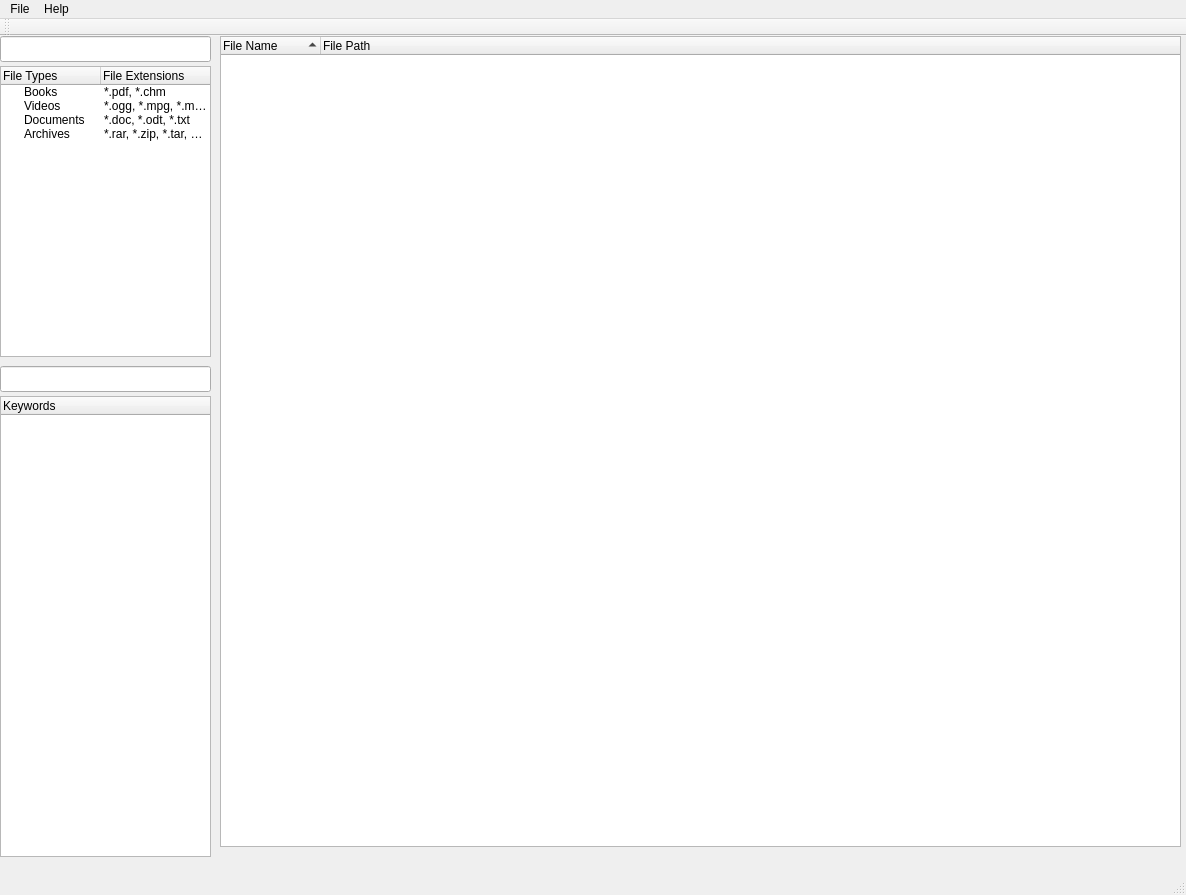
mengu/DesktopOrganizer, file organizer.ui: the form before one commit.
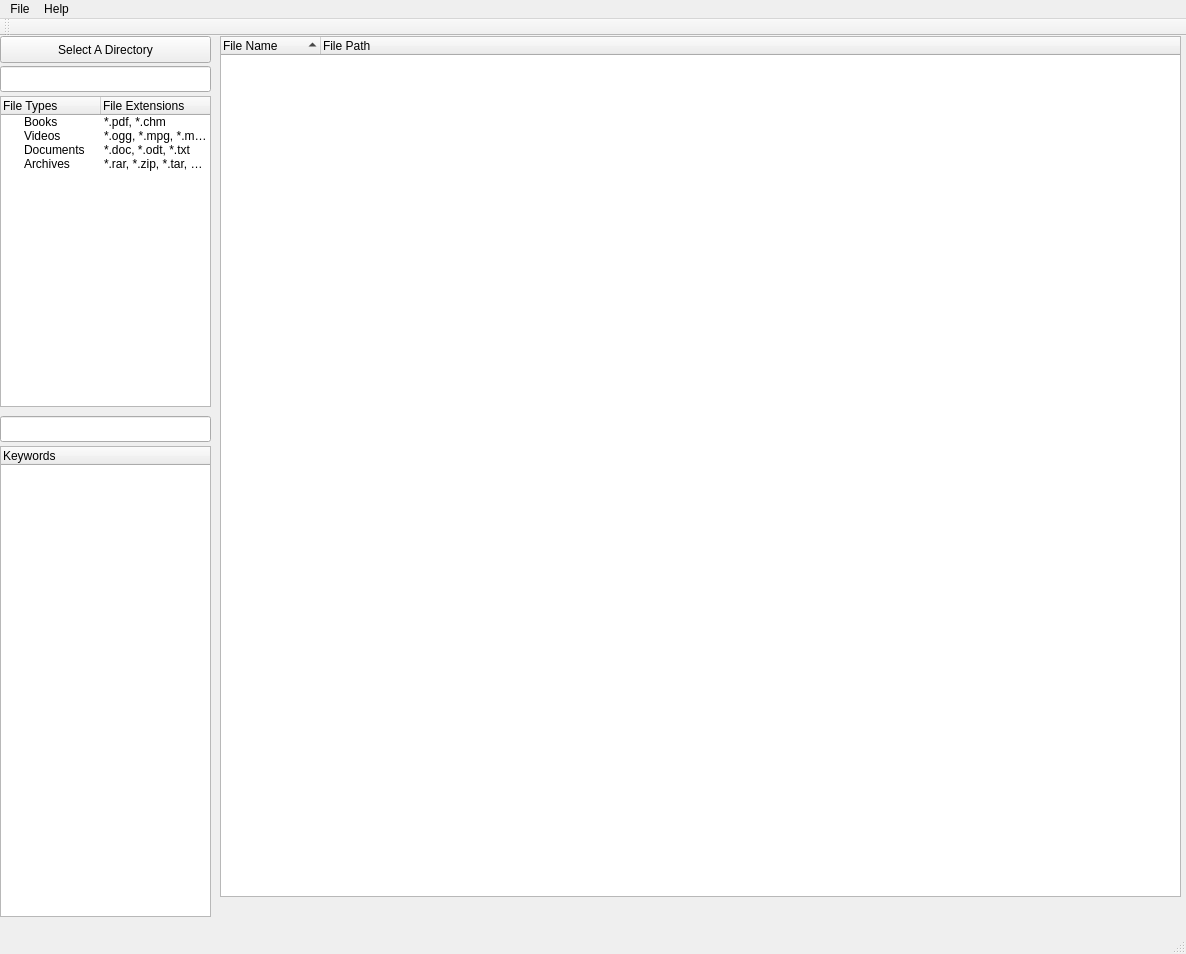
The form after the commit.

Commit message: Added QFileDialog for setting the base directory instead of writing to QTextEdit.

Diff of the .ui file:
```diff
--- a/organizer.ui
+++ b/organizer.ui
@@ -7,7 +7,7 @@
     <x>0</x>
     <y>0</y>
     <width>1186</width>
-    <height>895</height>
+    <height>954</height>
    </rect>
   </property>
   <property name="windowTitle">
@@ -18,9 +18,9 @@
     <property name="geometry">
      <rect>
       <x>0</x>
-      <y>30</y>
+      <y>60</y>
       <width>211</width>
-      <height>291</height>
+      <height>311</height>
      </rect>
     </property>
     <column>
@@ -70,7 +70,7 @@
     <property name="geometry">
      <rect>
       <x>0</x>
-      <y>0</y>
+      <y>30</y>
       <width>211</width>
       <height>26</height>
      </rect>
@@ -80,7 +80,7 @@
     <property name="geometry">
      <rect>
       <x>0</x>
-      <y>330</y>
+      <y>380</y>
       <width>211</width>
       <height>26</height>
      </rect>
@@ -90,9 +90,9 @@
     <property name="geometry">
      <rect>
       <x>0</x>
-      <y>360</y>
+      <y>410</y>
       <width>211</width>
-      <height>461</height>
+      <height>471</height>
      </rect>
     </property>
     <property name="contextMenuPolicy">
@@ -113,7 +113,7 @@
       <x>220</x>
       <y>0</y>
       <width>961</width>
-      <height>811</height>
+      <height>861</height>
      </rect>
     </property>
     <property name="contextMenuPolicy">
@@ -133,6 +133,19 @@
      </property>
     </column>
    </widget>
+   <widget class="QPushButton" name="pushButton">
+    <property name="geometry">
+     <rect>
+      <x>0</x>
+      <y>0</y>
+      <width>211</width>
+      <height>27</height>
+     </rect>
+    </property>
+    <property name="text">
+     <string>Select A Directory</string>
+    </property>
+   </widget>
   </widget>
   <widget class="QMenuBar" name="menuBar">
    <property name="geometry">
```
Left out of the diff: 23 changed lines with no effect on the pictures. The commit also changes 5 other files.
